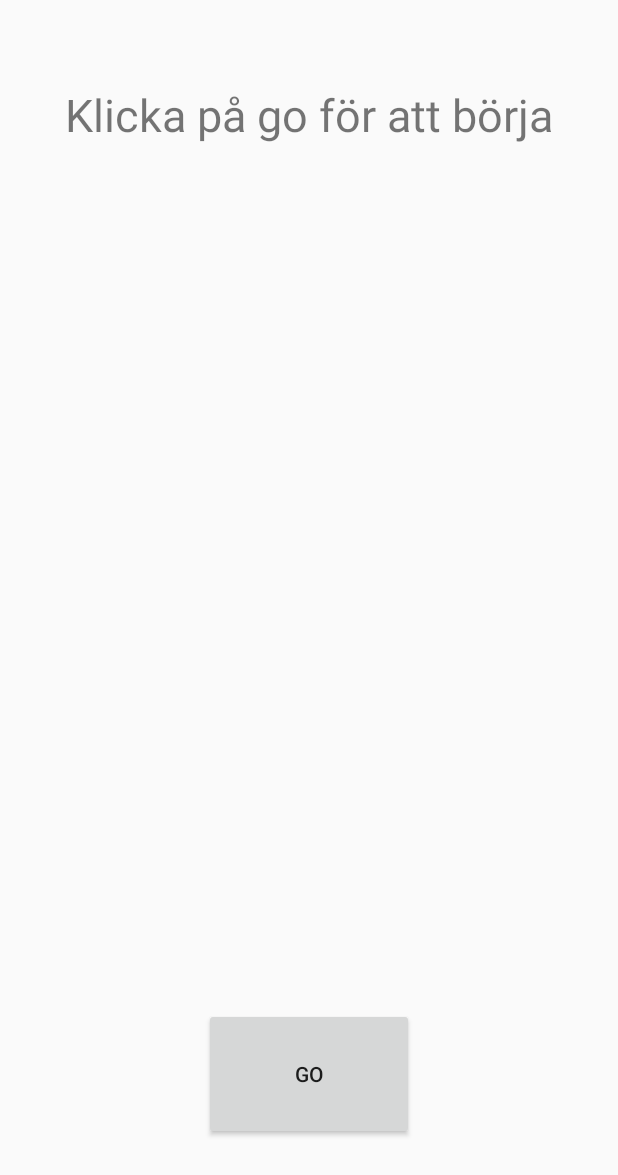
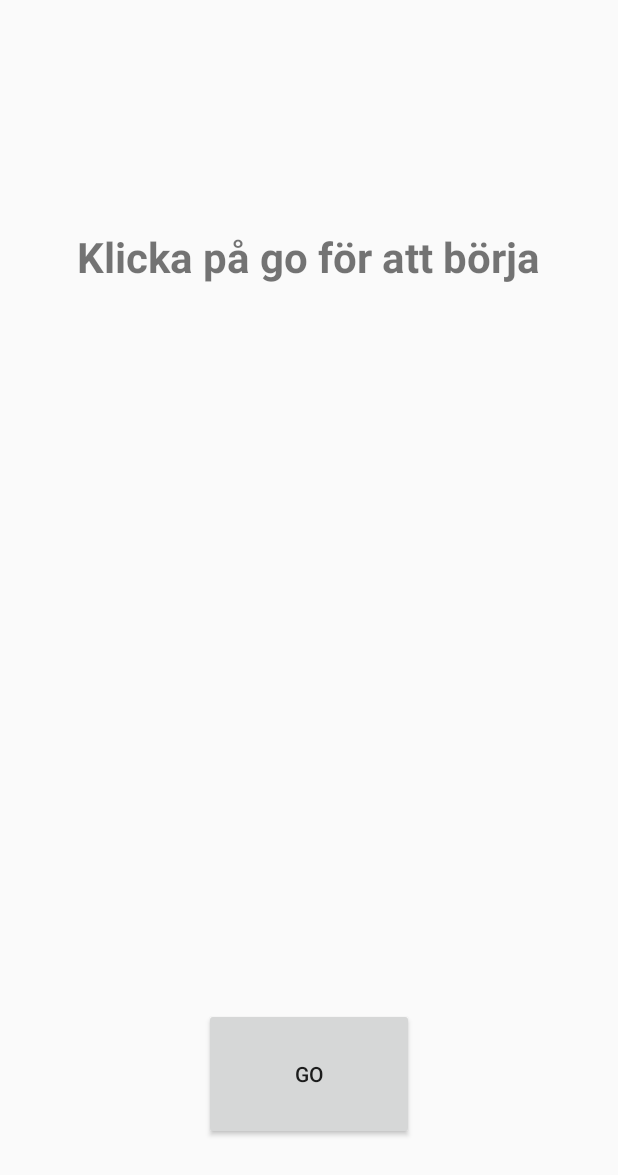
Before and after one commit to Nickotitta/LetsGetDrunk1.2, an Android app: the NeverTheGame screen opened directly, with no data from a screen before it, on a phone screen of 412 x 824 dp. Shown: the top 1175 px of the screen. Run offline under Robolectric (Android 15) with nearby library versions, the phone set to English and light mode, and no system bars.

Commit message:
Erased some unnecessary codes from Manifest

```diff
--- a/app/src/main/AndroidManifest.xml
+++ b/app/src/main/AndroidManifest.xml
@@ -19,7 +19,6 @@
         <activity android:name=".MainActivity" />
         <activity android:name=".gamesWithTalks" />
         <activity android:name=".gamesWithCards" />
-        <activity android:name=".cardLists" />
         <activity android:name=".RingOfFire" />
         <activity android:name=".NeverTheGame"></activity>
     </application>
--- a/app/src/main/res/layout/activity_never_the_game.xml
+++ b/app/src/main/res/layout/activity_never_the_game.xml
@@ -34,13 +34,14 @@
         android:id="@+id/neverText"
         android:layout_width="wrap_content"
         android:layout_height="wrap_content"
+        android:layout_alignParentTop="true"
+        android:layout_centerHorizontal="true"
+        android:layout_marginTop="152dp"
         android:text="Klicka på go för att börja"
-        android:textSize="30dp"
+        android:textSize="28dp"
+        android:textStyle="bold"
         app:layout_constraintLeft_toLeftOf="parent"
         app:layout_constraintRight_toRightOf="parent"
-        tools:layout_editor_absoluteY="141dp"
-        android:layout_alignParentTop="true"
-        android:layout_centerHorizontal="true"
-        android:layout_marginTop="56dp" />
+        tools:layout_editor_absoluteY="141dp" />
 
 </RelativeLayout>
```
